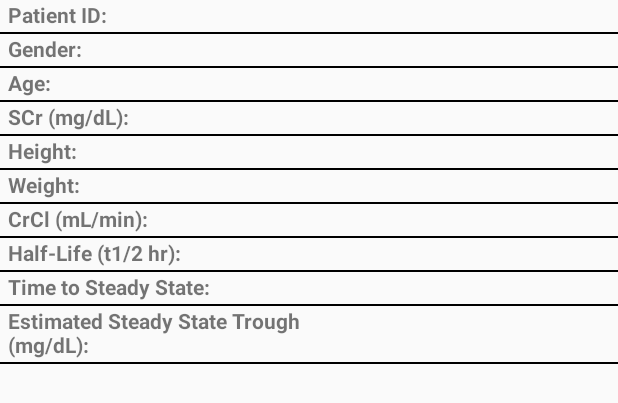
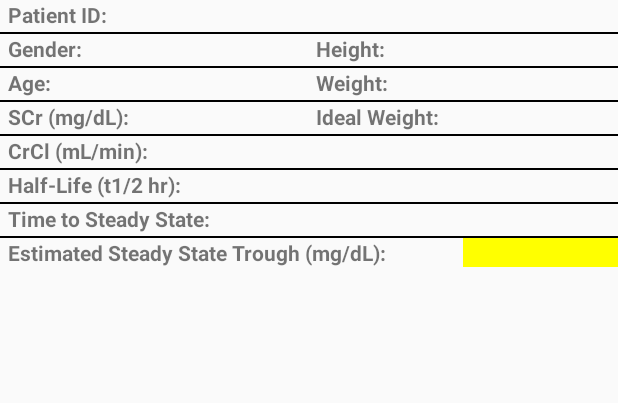
Before and after one commit to ITKosta829/Dosage-Calculator, an Android app: the layout results_dialog.xml on its own in the app's theme, with its tools: preview values and no code run, on a phone screen of 412 x 824 dp. Shown: the top 403 px of the screen. Run offline under Robolectric (Android 15) with nearby library versions, the phone set to English and light mode, and no system bars.

```diff
--- a/app/src/main/res/layout/results_dialog.xml
+++ b/app/src/main/res/layout/results_dialog.xml
@@ -21,10 +21,8 @@
             android:id="@+id/Results_ID"
             android:layout_width="0dp"
             android:layout_height="wrap_content"
-            android:layout_weight="1"
-            android:gravity="end"
-            android:paddingEnd="5dp" />
-
+            android:layout_weight="3"
+            android:gravity="center" />
 
     </LinearLayout>
 
@@ -54,8 +52,23 @@
             android:layout_width="0dp"
             android:layout_height="wrap_content"
             android:layout_weight="1"
-            android:gravity="end"
-            android:paddingEnd="5dp" />
+            android:gravity="center" />
+
+        <TextView
+            android:layout_width="0dp"
+            android:layout_height="wrap_content"
+            android:layout_weight="1"
+            android:paddingStart="5dp"
+            android:text="Height:"
+            android:textStyle="bold" />
+
+        <TextView
+            android:id="@+id/Results_Height"
+            android:layout_width="0dp"
+            android:layout_height="wrap_content"
+            android:layout_weight="1"
+            android:gravity="center" />
+
 
     </LinearLayout>
 
@@ -85,8 +98,22 @@
             android:layout_width="0dp"
             android:layout_height="wrap_content"
             android:layout_weight="1"
-            android:gravity="end"
-            android:paddingEnd="5dp" />
+            android:gravity="center" />
+
+        <TextView
+            android:layout_width="0dp"
+            android:layout_height="wrap_content"
+            android:layout_weight="1"
+            android:paddingStart="5dp"
+            android:text="Weight:"
+            android:textStyle="bold" />
+
+        <TextView
+            android:id="@+id/Results_Weight"
+            android:layout_width="0dp"
+            android:layout_height="wrap_content"
+            android:layout_weight="1"
+            android:gravity="center" />
 
     </LinearLayout>
 
@@ -116,7 +143,52 @@
             android:layout_width="0dp"
             android:layout_height="wrap_content"
             android:layout_weight="1"
-            android:gravity="end"
+            android:gravity="center" />
+
+        <TextView
+            android:layout_width="0dp"
+            android:layout_height="wrap_content"
+            android:layout_weight="1"
+            android:paddingStart="5dp"
+            android:text="Ideal Weight:"
+            android:textStyle="bold" />
+
+        <TextView
+            android:id="@+id/Results_Ideal_Weight"
+            android:layout_width="0dp"
+            android:layout_height="wrap_content"
+            android:layout_weight="1"
+            android:gravity="center" />
+
+    </LinearLayout>
+
+    <View
+        android:layout_width="match_parent"
+        android:layout_height="1dp"
+        android:layout_marginTop="2dp"
+        android:background="#000000"
+        android:paddingEnd="5dp"
+        android:paddingStart="5dp" />
+
+    <LinearLayout
+        android:layout_width="match_parent"
+        android:layout_height="wrap_content"
+        android:orientation="horizontal">
+
+        <TextView
+            android:layout_width="0dp"
+            android:layout_height="wrap_content"
+            android:layout_weight="3"
+            android:paddingStart="5dp"
+            android:text="CrCl (mL/min):"
+            android:textStyle="bold" />
+
+        <TextView
+            android:id="@+id/Results_CrCl"
+            android:layout_width="0dp"
+            android:layout_height="wrap_content"
+            android:layout_weight="1"
+            android:gravity="center"
             android:paddingEnd="5dp" />
 
     </LinearLayout>
@@ -137,17 +209,17 @@
         <TextView
             android:layout_width="0dp"
             android:layout_height="wrap_content"
-            android:layout_weight="1"
+            android:layout_weight="3"
             android:paddingStart="5dp"
-            android:text="Height:"
+            android:text="Half-Life (t1/2 hr):"
             android:textStyle="bold" />
 
         <TextView
-            android:id="@+id/Results_Height"
+            android:id="@+id/Results_Half_Life"
             android:layout_width="0dp"
             android:layout_height="wrap_content"
             android:layout_weight="1"
-            android:gravity="end"
+            android:gravity="center"
             android:paddingEnd="5dp" />
 
     </LinearLayout>
@@ -168,17 +240,17 @@
         <TextView
             android:layout_width="0dp"
             android:layout_height="wrap_content"
-            android:layout_weight="1"
+            android:layout_weight="3"
             android:paddingStart="5dp"
-            android:text="Weight:"
+            android:text="Time to Steady State:"
             android:textStyle="bold" />
 
         <TextView
-            android:id="@+id/Results_Weight"
+            android:id="@+id/Results_Time_to_Steady"
             android:layout_width="0dp"
             android:layout_height="wrap_content"
             android:layout_weight="1"
-            android:gravity="end"
+            android:gravity="center"
             android:paddingEnd="5dp" />
 
     </LinearLayout>
@@ -199,100 +271,7 @@
         <TextView
             android:layout_width="0dp"
             android:layout_height="wrap_content"
-            android:layout_weight="1"
-            android:paddingStart="5dp"
-            android:text="CrCl (mL/min):"
-            android:textStyle="bold" />
-
-        <TextView
-            android:id="@+id/Results_CrCl"
-            android:layout_width="0dp"
-            android:layout_height="wrap_content"
-            android:layout_weight="1"
-            android:gravity="end"
-            android:paddingEnd="5dp" />
-
-    </LinearLayout>
-
-    <View
-        android:layout_width="match_parent"
-        android:layout_height="1dp"
-        android:layout_marginTop="2dp"
-        android:background="#000000"
-        android:paddingEnd="5dp"
-        android:paddingStart="5dp" />
-
-    <LinearLayout
-        android:layout_width="match_parent"
-        android:layout_height="wrap_content"
-        android:orientation="horizontal">
-
-        <TextView
-            android:layout_width="0dp"
-            android:layout_height="wrap_content"
-            android:layout_weight="1"
-            android:paddingStart="5dp"
-            android:text="Half-Life (t1/2 hr):"
-            android:textStyle="bold" />
-
-        <TextView
-            android:id="@+id/Results_Half_Life"
-            android:layout_width="0dp"
-            android:layout_height="wrap_content"
-            android:layout_weight="1"
-            android:gravity="end"
-            android:paddingEnd="5dp" />
-
-    </LinearLayout>
-
-    <View
-        android:layout_width="match_parent"
-        android:layout_height="1dp"
-        android:layout_marginTop="2dp"
-        android:background="#000000"
-        android:paddingEnd="5dp"
-        android:paddingStart="5dp" />
-
-    <LinearLayout
-        android:layout_width="match_parent"
-        android:layout_height="wrap_content"
-        android:orientation="horizontal">
-
-        <TextView
-            android:layout_width="0dp"
-            android:layout_height="wrap_content"
-            android:layout_weight="1"
-            android:paddingStart="5dp"
-            android:text="Time to Steady State:"
-            android:textStyle="bold" />
-
-        <TextView
-            android:id="@+id/Results_Time_to_Steady"
-            android:layout_width="0dp"
-            android:layout_height="wrap_content"
-            android:layout_weight="1"
-            android:gravity="end"
-            android:paddingEnd="5dp" />
-
-    </LinearLayout>
-
-    <View
-        android:layout_width="match_parent"
-        android:layout_height="1dp"
-        android:layout_marginTop="2dp"
-        android:background="#000000"
-        android:paddingEnd="5dp"
-        android:paddingStart="5dp" />
-
-    <LinearLayout
-        android:layout_width="match_parent"
-        android:layout_height="wrap_content"
-        android:orientation="horizontal">
-
-        <TextView
-            android:layout_width="0dp"
-            android:layout_height="wrap_content"
-            android:layout_weight="1"
+            android:layout_weight="3"
             android:paddingStart="5dp"
             android:text="Estimated Steady State Trough (mg/dL):"
             android:textStyle="bold" />
@@ -302,23 +281,11 @@
             android:layout_width="0dp"
             android:layout_height="wrap_content"
             android:layout_weight="1"
-            android:gravity="end"
+            android:background="#ffff00"
+            android:gravity="center"
             android:paddingEnd="5dp" />
 
     </LinearLayout>
 
-    <View
-        android:layout_width="match_parent"
-        android:layout_height="1dp"
-        android:layout_marginTop="2dp"
-        android:background="#000000"
-        android:paddingEnd="5dp"
-        android:paddingStart="5dp" />
-
-    <TextView
-        android:id="@+id/Results_Time_Stamp"
-        android:layout_width="match_parent"
-        android:layout_height="wrap_content"
-        android:gravity="center_horizontal" />
 
 </LinearLayout>
```
Also changed, not shown: app/src/main/java/com/hughesmedicine/gregh/pharmacyapp/DataHandler.java (+141 -14 lines), app/src/main/java/com/hughesmedicine/gregh/pharmacyapp/FragTabOne.java (+5 -5 lines), app/src/main/java/com/hughesmedicine/gregh/pharmacyapp/ResultsDialog.java (+8 -7 lines).
